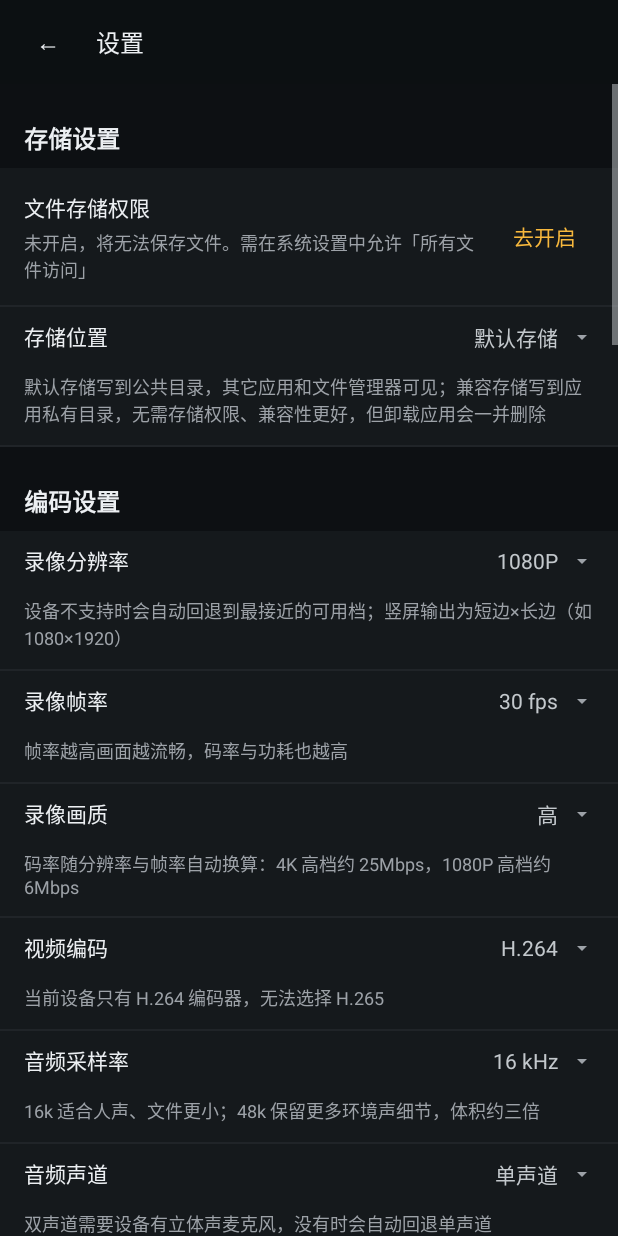
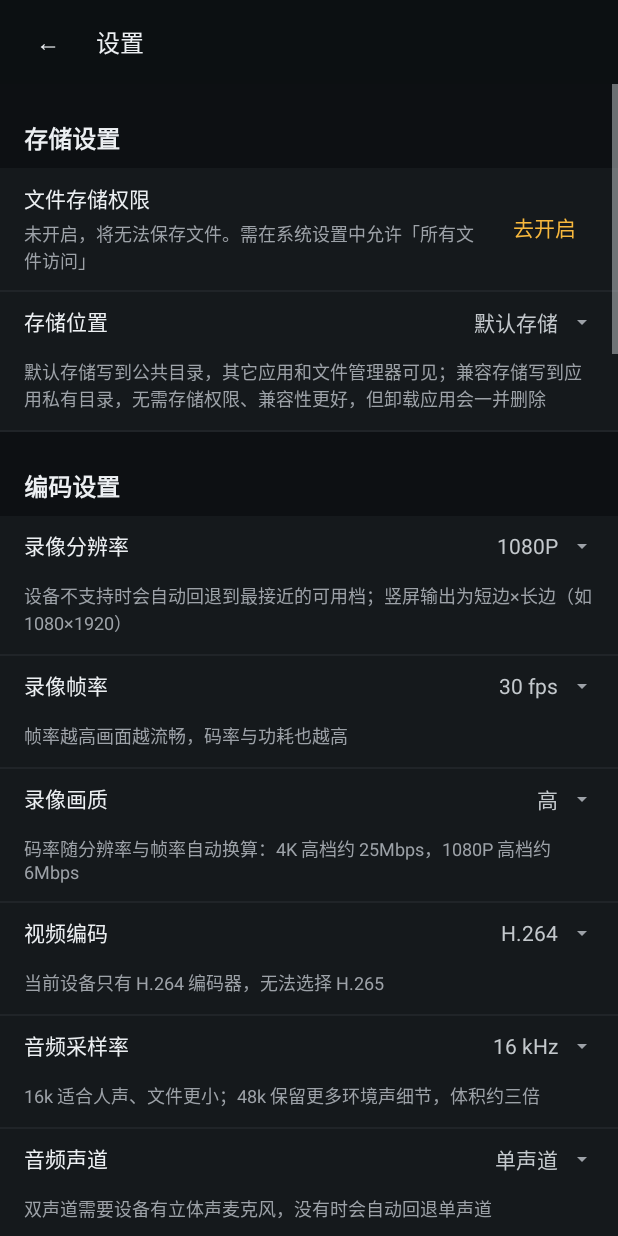
Before and after one commit to Ashion-AS/BodyCam, an Android app: the SettingsActivity screen opened directly, with no data from a screen before it, on a phone screen of 412 x 824 dp. Run offline under Robolectric (Android 15) with nearby library versions, the phone set to English and light mode, and no system bars; 1 statement that could not run was skipped.

Commit message:
style(settings): 卡片上下边距按字体度量对齐
- 普通卡片改为 paddingTop=card_pad_top(10dp) + paddingBottom=space_sm(12dp)，
  抵消首行字上沿与末行字下沿之间 2dp 的字体度量差
- 下拉行保持 40dp 行高 + 13dp 卡片底距
- 更新截图

```diff
--- a/app/src/main/res/layout/activity_settings.xml
+++ b/app/src/main/res/layout/activity_settings.xml
@@ -114,7 +114,8 @@
                 android:gravity="center_vertical"
                 android:orientation="horizontal"
                 android:paddingHorizontal="@dimen/space_md"
-                android:paddingVertical="@dimen/space_md">
+                android:paddingTop="@dimen/card_pad_top"
+                android:paddingBottom="@dimen/space_sm">
 
                 <LinearLayout
                     android:layout_width="0dp"
@@ -154,7 +155,8 @@
                 android:background="@drawable/bg_row"
                 android:orientation="vertical"
                 android:paddingHorizontal="@dimen/space_md"
-                android:paddingVertical="@dimen/space_md">
+                android:paddingTop="@dimen/card_pad_top"
+                android:paddingBottom="@dimen/space_sm">
 
                 <TextView
                     style="@style/BodyCamLabel"
@@ -195,7 +197,8 @@
                 android:background="@drawable/bg_row"
                 android:orientation="vertical"
                 android:paddingHorizontal="@dimen/space_md"
-                android:paddingVertical="@dimen/space_md">
+                android:paddingTop="@dimen/card_pad_top"
+                android:paddingBottom="@dimen/space_sm">
 
                 <TextView
                     style="@style/BodyCamLabel"
@@ -225,7 +228,8 @@
                 android:background="@drawable/bg_row"
                 android:orientation="vertical"
                 android:paddingHorizontal="@dimen/space_md"
-                android:paddingVertical="@dimen/space_md">
+                android:paddingTop="@dimen/card_pad_top"
+                android:paddingBottom="@dimen/space_sm">
 
                 <TextView
                     style="@style/BodyCamLabel"
@@ -255,7 +259,8 @@
                 android:background="@drawable/bg_row"
                 android:orientation="vertical"
                 android:paddingHorizontal="@dimen/space_md"
-                android:paddingVertical="@dimen/space_md">
+                android:paddingTop="@dimen/card_pad_top"
+                android:paddingBottom="@dimen/space_sm">
 
                 <TextView
                     style="@style/BodyCamLabel"
@@ -285,7 +290,8 @@
                 android:background="@drawable/bg_row"
                 android:orientation="vertical"
                 android:paddingHorizontal="@dimen/space_md"
-                android:paddingVertical="@dimen/space_md">
+                android:paddingTop="@dimen/card_pad_top"
+                android:paddingBottom="@dimen/space_sm">
 
                 <TextView
                     style="@style/BodyCamLabel"
@@ -316,7 +322,8 @@
                 android:background="@drawable/bg_row"
                 android:orientation="vertical"
                 android:paddingHorizontal="@dimen/space_md"
-                android:paddingVertical="@dimen/space_md">
+                android:paddingTop="@dimen/card_pad_top"
+                android:paddingBottom="@dimen/space_sm">
 
                 <TextView
                     style="@style/BodyCamLabel"
@@ -346,7 +353,8 @@
                 android:background="@drawable/bg_row"
                 android:orientation="vertical"
                 android:paddingHorizontal="@dimen/space_md"
-                android:paddingVertical="@dimen/space_md">
+                android:paddingTop="@dimen/card_pad_top"
+                android:paddingBottom="@dimen/space_sm">
 
                 <TextView
                     style="@style/BodyCamLabel"
@@ -378,7 +386,8 @@
                 android:gravity="center_vertical"
                 android:orientation="horizontal"
                 android:paddingHorizontal="@dimen/space_md"
-                android:paddingVertical="@dimen/space_md">
+                android:paddingTop="@dimen/card_pad_top"
+                android:paddingBottom="@dimen/space_sm">
 
                 <LinearLayout
                     android:layout_width="0dp"
@@ -417,7 +426,8 @@
                 android:gravity="center_vertical"
                 android:orientation="horizontal"
                 android:paddingHorizontal="@dimen/space_md"
-                android:paddingVertical="@dimen/space_md">
+                android:paddingTop="@dimen/card_pad_top"
+                android:paddingBottom="@dimen/space_sm">
 
                 <LinearLayout
                     android:layout_width="0dp"
@@ -455,7 +465,8 @@
                 android:background="@drawable/bg_row"
                 android:orientation="vertical"
                 android:paddingHorizontal="@dimen/space_md"
-                android:paddingVertical="@dimen/space_md">
+                android:paddingTop="@dimen/card_pad_top"
+                android:paddingBottom="@dimen/space_sm">
 
                 <TextView
                     style="@style/BodyCamLabel"
@@ -516,7 +527,8 @@
                 android:layout_width="match_parent"
                 android:layout_height="wrap_content"
                 android:paddingHorizontal="@dimen/space_md"
-                android:paddingVertical="@dimen/space_sm"
+                android:paddingTop="@dimen/card_pad_top"
+                android:paddingBottom="@dimen/space_sm"
                 android:text="@string/settings_video_next_run_hint" />
 
             <!-- ==================== 录像设置 ==================== -->
@@ -538,7 +550,8 @@
                 android:gravity="center_vertical"
                 android:orientation="horizontal"
                 android:paddingHorizontal="@dimen/space_md"
-                android:paddingVertical="@dimen/space_md">
+                android:paddingTop="@dimen/card_pad_top"
+                android:paddingBottom="@dimen/space_sm">
 
                 <LinearLayout
                     android:layout_width="0dp"
@@ -577,7 +590,8 @@
                 android:background="@drawable/bg_row"
                 android:orientation="vertical"
                 android:paddingHorizontal="@dimen/space_md"
-                android:paddingVertical="@dimen/space_md">
+                android:paddingTop="@dimen/card_pad_top"
+                android:paddingBottom="@dimen/space_sm">
 
                 <TextView
                     style="@style/BodyCamLabel"
@@ -600,7 +614,8 @@
                 android:background="@drawable/bg_row"
                 android:orientation="vertical"
                 android:paddingHorizontal="@dimen/space_md"
-                android:paddingVertical="@dimen/space_md">
+                android:paddingTop="@dimen/card_pad_top"
+                android:paddingBottom="@dimen/space_sm">
 
                 <TextView
                     style="@style/BodyCamLabel"
@@ -630,7 +645,8 @@
                 android:background="@drawable/bg_row"
                 android:orientation="vertical"
                 android:paddingHorizontal="@dimen/space_md"
-                android:paddingVertical="@dimen/space_md">
+                android:paddingTop="@dimen/card_pad_top"
+                android:paddingBottom="@dimen/space_sm">
 
                 <TextView
                     style="@style/BodyCamLabel"
@@ -665,7 +681,8 @@
                 android:gravity="center_vertical"
                 android:orientation="horizontal"
                 android:paddingHorizontal="@dimen/space_md"
-                android:paddingVertical="@dimen/space_md">
+                android:paddingTop="@dimen/card_pad_top"
+                android:paddingBottom="@dimen/space_sm">
 
                 <LinearLayout
                     android:layout_width="0dp"
@@ -703,7 +720,8 @@
                 android:background="@drawable/bg_row"
                 android:orientation="vertical"
                 android:paddingHorizontal="@dimen/space_md"
-                android:paddingVertical="@dimen/space_md">
+                android:paddingTop="@dimen/card_pad_top"
+                android:paddingBottom="@dimen/space_sm">
 
                 <TextView
                     style="@style/BodyCamLabel"
@@ -733,7 +751,8 @@
                 android:background="@drawable/bg_row"
                 android:orientation="vertical"
                 android:paddingHorizontal="@dimen/space_md"
-                android:paddingVertical="@dimen/space_md">
+                android:paddingTop="@dimen/card_pad_top"
+                android:paddingBottom="@dimen/space_sm">
 
                 <TextView
                     style="@style/BodyCamLabel"
@@ -774,7 +793,8 @@
                 android:background="@drawable/bg_row"
                 android:orientation="vertical"
                 android:paddingHorizontal="@dimen/space_md"
-                android:paddingVertical="@dimen/space_md">
+                android:paddingTop="@dimen/card_pad_top"
+                android:paddingBottom="@dimen/space_sm">
 
                 <TextView
                     style="@style/BodyCamLabel"
@@ -804,7 +824,8 @@
                 android:background="@drawable/bg_row"
                 android:orientation="vertical"
                 android:paddingHorizontal="@dimen/space_md"
-                android:paddingVertical="@dimen/space_md">
+                android:paddingTop="@dimen/card_pad_top"
+                android:paddingBottom="@dimen/space_sm">
 
                 <TextView
                     style="@style/BodyCamLabel"
@@ -835,7 +856,8 @@
                 android:background="@drawable/bg_row"
                 android:orientation="vertical"
                 android:paddingHorizontal="@dimen/space_md"
-                android:paddingVertical="@dimen/space_md">
+                android:paddingTop="@dimen/card_pad_top"
+                android:paddingBottom="@dimen/space_sm">
 
                 <TextView
                     style="@style/BodyCamLabel"
@@ -879,7 +901,8 @@
                 android:background="@drawable/bg_row"
                 android:orientation="vertical"
                 android:paddingHorizontal="@dimen/space_md"
-                android:paddingVertical="@dimen/space_md">
+                android:paddingTop="@dimen/card_pad_top"
+                android:paddingBottom="@dimen/space_sm">
 
                 <TextView
                     style="@style/BodyCamLabel"
@@ -909,7 +932,8 @@
                 android:background="@drawable/bg_row"
                 android:orientation="vertical"
                 android:paddingHorizontal="@dimen/space_md"
-                android:paddingVertical="@dimen/space_md">
+                android:paddingTop="@dimen/card_pad_top"
+                android:paddingBottom="@dimen/space_sm">
 
                 <TextView
                     style="@style/BodyCamLabel"
@@ -954,7 +978,8 @@
                 android:background="@drawable/bg_row"
                 android:orientation="vertical"
                 android:paddingHorizontal="@dimen/space_md"
-                android:paddingVertical="@dimen/space_md">
+                android:paddingTop="@dimen/card_pad_top"
+                android:paddingBottom="@dimen/space_sm">
 
                 <TextView
                     style="@style/BodyCamLabel"
@@ -998,7 +1023,8 @@
                 android:background="@drawable/bg_row"
                 android:orientation="vertical"
                 android:paddingHorizontal="@dimen/space_md"
-                android:paddingVertical="@dimen/space_md">
+                android:paddingTop="@dimen/card_pad_top"
+                android:paddingBottom="@dimen/space_sm">
 
                 <TextView
                     style="@style/BodyCamLabel"
@@ -1077,7 +1103,8 @@
                 android:background="@drawable/bg_row"
                 android:orientation="vertical"
                 android:paddingHorizontal="@dimen/space_md"
-                android:paddingVertical="@dimen/space_md">
+                android:paddingTop="@dimen/card_pad_top"
+                android:paddingBottom="@dimen/space_sm">
 
                 <TextView
                     style="@style/BodyCamLabel"
@@ -1149,7 +1176,8 @@
                 android:gravity="center_vertical"
                 android:orientation="horizontal"
                 android:paddingHorizontal="@dimen/space_md"
-                android:paddingVertical="@dimen/space_md">
+                android:paddingTop="@dimen/card_pad_top"
+                android:paddingBottom="@dimen/space_sm">
 
                 <LinearLayout
                     android:layout_width="0dp"
@@ -1188,7 +1216,8 @@
                 android:gravity="center_vertical"
                 android:orientation="horizontal"
                 android:paddingHorizontal="@dimen/space_md"
-                android:paddingVertical="@dimen/space_md">
+                android:paddingTop="@dimen/card_pad_top"
+                android:paddingBottom="@dimen/space_sm">
 
                 <LinearLayout
                     android:layout_width="0dp"
@@ -1226,7 +1255,8 @@
                 android:background="@drawable/bg_row"
                 android:orientation="vertical"
                 android:paddingHorizontal="@dimen/space_md"
-                android:paddingVertical="@dimen/space_md">
+                android:paddingTop="@dimen/card_pad_top"
+                android:paddingBottom="@dimen/space_sm">
 
                 <TextView
                     style="@style/BodyCamLabel"
@@ -1268,7 +1298,8 @@
                 android:gravity="center_vertical"
                 android:orientation="horizontal"
                 android:paddingHorizontal="@dimen/space_md"
-                android:paddingVertical="@dimen/space_md">
+                android:paddingTop="@dimen/card_pad_top"
+                android:paddingBottom="@dimen/space_sm">
 
                 <LinearLayout
                     android:layout_width="0dp"
--- a/app/src/main/res/values/dimens.xml
+++ b/app/src/main/res/values/dimens.xml
@@ -72,4 +72,11 @@
     <dimen name="dropdown_row_height">40dp</dimen>
     <dimen name="dropdown_row_inset">13dp</dimen>
 
+    <!--
+      普通卡片（开关、输入框等）的上下边距：底部用 space_sm，顶部再少 2dp。
+      文字的首行上沿比行框上沿低约 3.4dp、末行下沿比行框下沿高约 1.4dp，
+      两者差 2dp，所以顶部要少留 2dp，上下看起来才一样高。
+    -->
+    <dimen name="card_pad_top">10dp</dimen>
+
 </resources>
```
Also changed, not shown: 2 other files.
